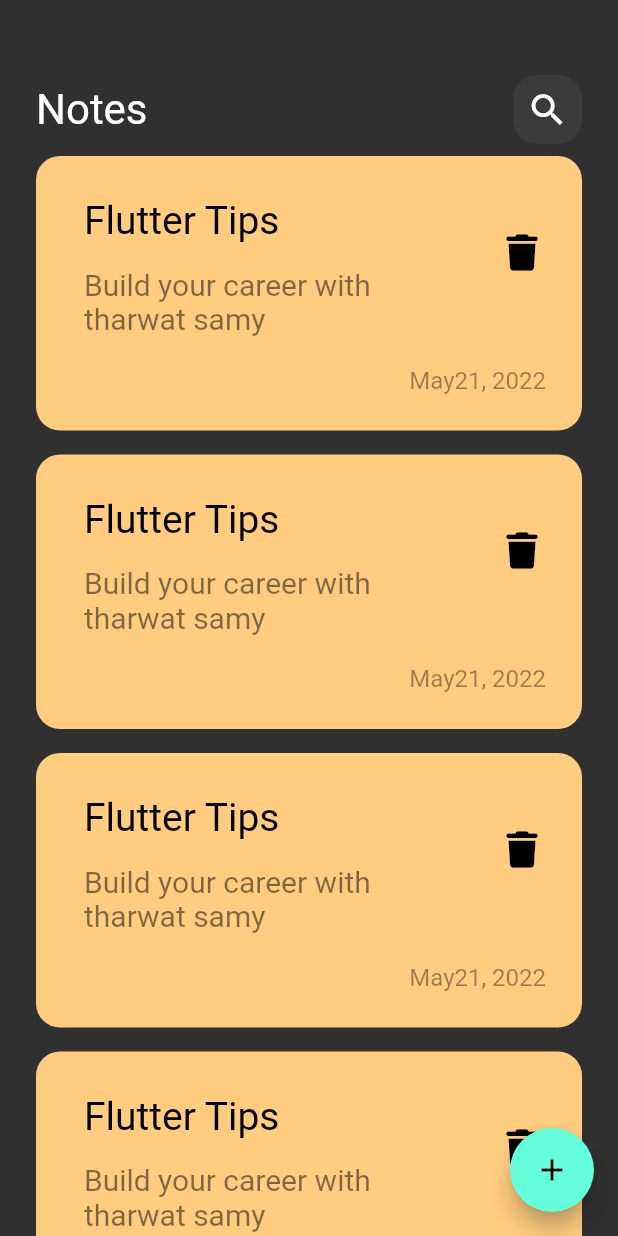
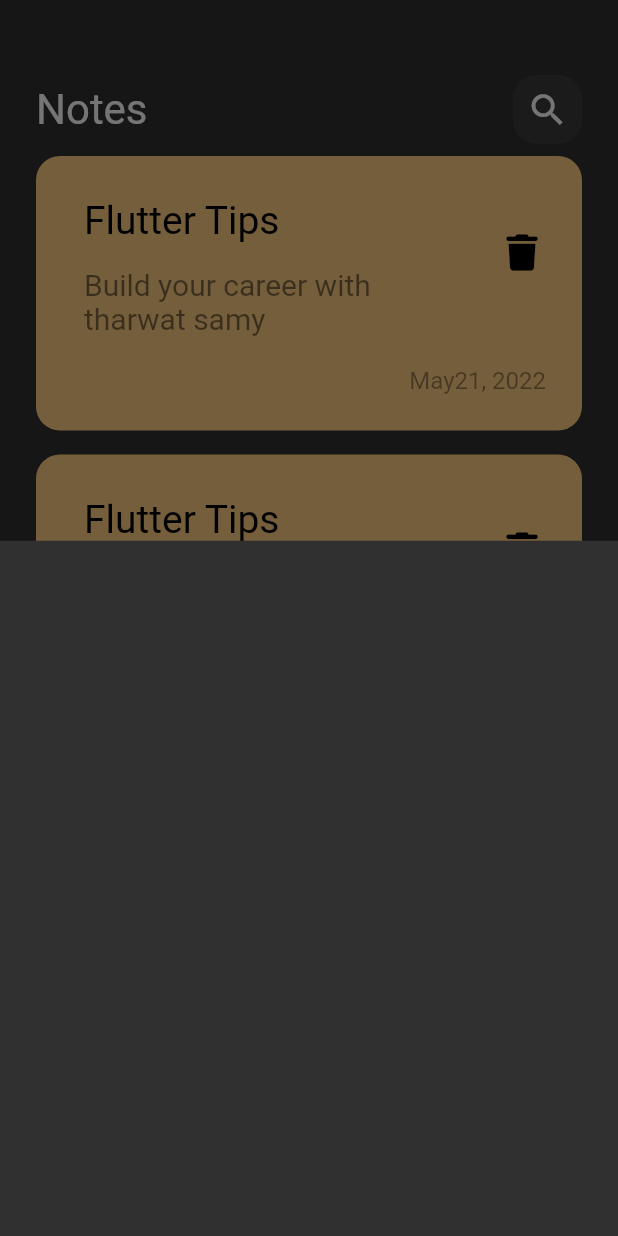
Before and after one commit to AhmedMoustafaAbouharga/notes_app, a Flutter app: the screen it shows after launch, after a tap on the "add" icon, on a phone screen of 412 x 824 dp. Run offline on Flutter 3.47's test engine with Material 2 defaults, Android fonts, the phone set to English and light mode, and no system bars; our stand-ins replace font_awesome_flutter; Roboto replaces fonts that are missing (assets/fonts/Poppins-Regular.ttf).

Commit message:
show modal bottom sheet

```diff
--- a/lib/views/notes_view.dart
+++ b/lib/views/notes_view.dart
@@ -1,4 +1,5 @@
 import 'package:flutter/material.dart';
+import 'package:notes_app/widgets/add_note_bottom_sheet.dart';
 import 'package:notes_app/widgets/notes_view_body.dart';
 
 class NotesView extends StatelessWidget {
@@ -9,7 +10,11 @@ class NotesView extends StatelessWidget {
     return Scaffold(
       body: const NotesViewBody(),
       floatingActionButton: FloatingActionButton(
-        onPressed: () {},
+        onPressed: () {
+          showModalBottomSheet(context: context, builder:(context){
+            return const AddNoteBottomSheet();
+          } );
+        },
         child:const Icon(Icons.add),
       ),
     );
--- /dev/null
+++ b/lib/widgets/add_note_bottom_sheet.dart
@@ -0,0 +1,10 @@
+import 'package:flutter/material.dart';
+
+class AddNoteBottomSheet extends StatelessWidget {
+  const AddNoteBottomSheet({Key? key}) : super(key: key);
+
+  @override
+  Widget build(BuildContext context) {
+    return Container();
+  }
+}
```
